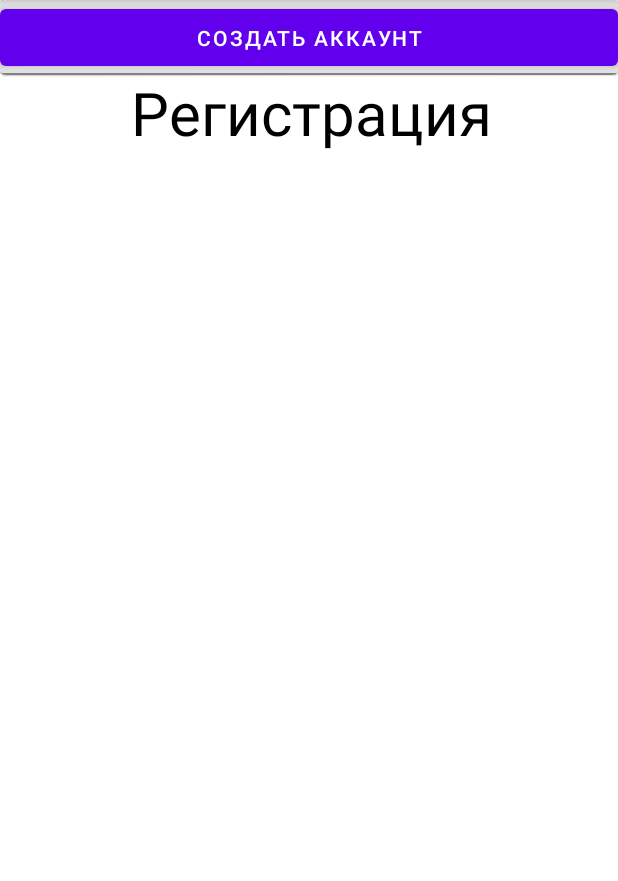
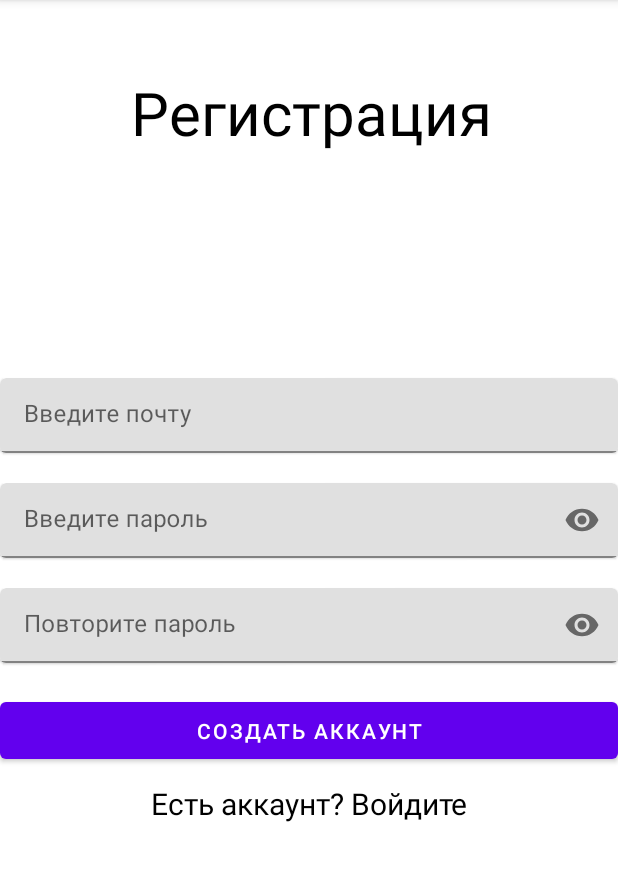
Before and after one commit to AmirKakDela/kotlin_todo-app, an Android app: the SignUpFragment screen opened through its navigation route, on a phone screen of 412 x 824 dp, the part 84-965 px from its top. Run offline under Robolectric (Android 15) with nearby library versions, the phone set to English and light mode, and no system bars; our stand-ins replace Firebase (no records; nobody signed in at launch, a user with empty details on screens opened directly); 1 statement that could not run was skipped.

Commit message:
signin & signup done

```diff
--- a/app/src/main/java/com/example/myapplication/fragments/SignUpFragment.kt
+++ b/app/src/main/java/com/example/myapplication/fragments/SignUpFragment.kt
@@ -29,6 +29,10 @@ class SignUpFragment : Fragment() {
         super.onViewCreated(view, savedInstanceState)
         init(view)
 
+        binding.goToSignin.setOnClickListener {
+            navController.navigate(R.id.action_signUpFragment_to_signInFragment)
+        }
+
         binding.signupBtn.setOnClickListener {
             val email = binding.email.text.toString()
             val pass = binding.password.text.toString()
--- a/app/src/main/res/layout/fragment_sign_in.xml
+++ b/app/src/main/res/layout/fragment_sign_in.xml
@@ -82,7 +82,7 @@
         android:layout_width="match_parent"
         android:layout_height="wrap_content"
         android:layout_marginTop="10dp"
-        android:layout_marginStart="20dp"
+        android:textAlignment="center"
         android:text="@string/goToSignup"
         android:textColor="@color/black"
         android:textSize="20sp"
--- a/app/src/main/res/layout/fragment_sign_up.xml
+++ b/app/src/main/res/layout/fragment_sign_up.xml
@@ -23,11 +23,11 @@
         android:layout_width="match_parent"
         android:layout_height="50dp"
         android:layout_gravity="center"
+        android:layout_marginTop="150dp"
         app:cardBackgroundColor="@color/cardview_light_background"
         app:cardCornerRadius="4dp"
         tools:ignore="MissingConstraints"
-        tools:layout_editor_absoluteX="30dp"
-        tools:layout_editor_absoluteY="240dp">
+        app:layout_constraintTop_toBottomOf="@id/textViewSignUp">>
 
         <com.google.android.material.textfield.TextInputLayout
             android:layout_width="match_parent"
@@ -46,12 +46,14 @@
         android:id="@+id/card2"
         android:layout_width="match_parent"
         android:layout_height="50dp"
+        android:layout_marginTop="20dp"
         android:layout_gravity="center"
         app:cardBackgroundColor="@color/cardview_light_background"
         app:cardCornerRadius="4dp"
         tools:ignore="MissingConstraints"
         tools:layout_editor_absoluteX="30dp"
-        tools:layout_editor_absoluteY="320dp">
+        tools:layout_editor_absoluteY="320dp"
+        app:layout_constraintTop_toBottomOf="@id/card1">>
 
         <com.google.android.material.textfield.TextInputLayout
             android:layout_width="match_parent"
@@ -72,12 +74,14 @@
         android:id="@+id/card3"
         android:layout_width="match_parent"
         android:layout_height="50dp"
+        android:layout_marginTop="20dp"
         android:layout_gravity="center"
         app:cardBackgroundColor="@color/cardview_light_background"
         app:cardCornerRadius="4dp"
         tools:ignore="MissingConstraints"
         tools:layout_editor_absoluteX="30dp"
-        tools:layout_editor_absoluteY="400dp">
+        tools:layout_editor_absoluteY="400dp"
+        app:layout_constraintTop_toBottomOf="@id/card2">>
 
         <com.google.android.material.textfield.TextInputLayout
             android:layout_width="match_parent"
@@ -96,9 +100,24 @@
     <com.google.android.material.button.MaterialButton
         android:id="@+id/signupBtn"
         android:layout_width="match_parent"
+        android:layout_marginTop="20dp"
         android:layout_height="50dp"
         tools:layout_editor_absoluteX="30dp"
         tools:layout_editor_absoluteY="490dp"
         tools:ignore="MissingConstraints"
-        android:text="@string/create_account"/>
+        app:layout_constraintTop_toBottomOf="@id/card3"
+        android:text="@string/create_account"
+        />
+
+    <TextView
+        android:id="@+id/goToSignin"
+        android:layout_width="match_parent"
+        android:layout_height="wrap_content"
+        android:layout_marginTop="10dp"
+        android:textAlignment="center"
+        android:text="@string/goToSignin"
+        android:textColor="@color/black"
+        android:textSize="20sp"
+        app:layout_constraintTop_toBottomOf="@id/signupBtn"
+        tools:ignore="MissingConstraints" />
 </androidx.constraintlayout.widget.ConstraintLayout>
--- a/app/src/main/res/navigation/nav_graph.xml
+++ b/app/src/main/res/navigation/nav_graph.xml
@@ -37,6 +37,9 @@
         <action
             android:id="@+id/action_signUpFragment_to_homeFragment"
             app:destination="@id/homeFragment" />
+        <action
+            android:id="@+id/action_signUpFragment_to_signInFragment"
+            app:destination="@id/signInFragment" />
     </fragment>
     <fragment
         android:id="@+id/homeFragment"
--- a/app/src/main/res/values/strings.xml
+++ b/app/src/main/res/values/strings.xml
@@ -10,4 +10,5 @@
     <string name="sign_up">Регистрация</string>
     <string name="sign_in">Авторизация</string>
     <string name="goToSignup">Нет аккаунта? Зарегистрироваться</string>
+    <string name="goToSignin">Есть аккаунт? Войдите</string>
 </resources>
```
